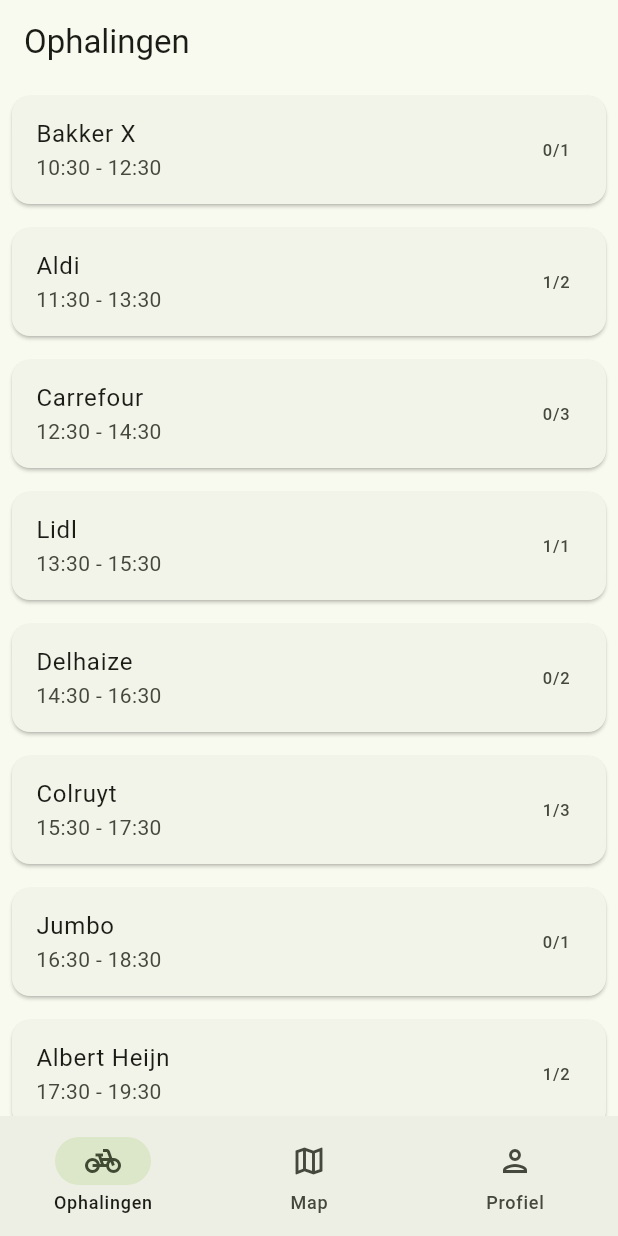
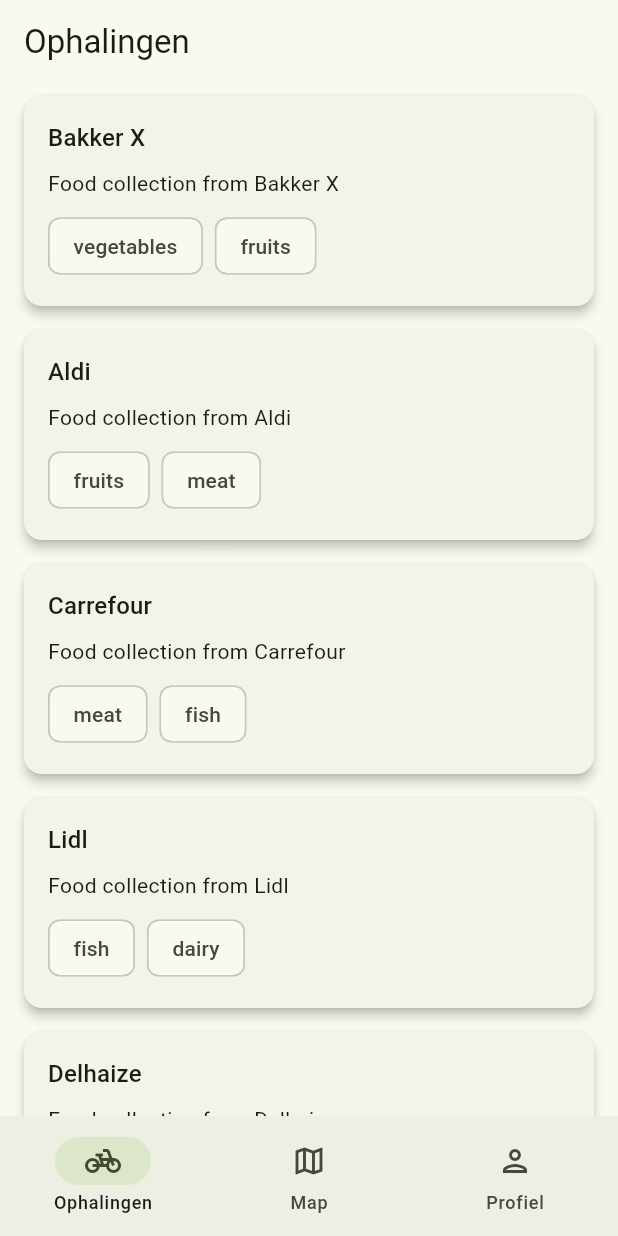
Before and after one commit to weAreHackaton/hackaton2025_6, a Flutter app: the screen it shows after launch, on a phone screen of 412 x 824 dp. Run offline on Flutter 3.47's test engine with Material 3 defaults, Android fonts, the phone set to English and light mode, and no system bars; our stand-ins replace equatable, flutter_map, latlong2.

Commit message:
infocards - to do: emoji

```diff
--- a/lib/ophalingen/views/InfoCard.dart
+++ b/lib/ophalingen/views/InfoCard.dart
@@ -23,9 +23,9 @@
         child: Column(
           crossAxisAlignment: CrossAxisAlignment.start,
           children: [
-            Text('Adres: $address', style: Theme.of(context).textTheme.titleMedium),
+            Text('$address', style: Theme.of(context).textTheme.titleMedium),
             const SizedBox(height: 8),
-            Text('Beschrijving: $description'),
+            Text('$description'),
             const SizedBox(height: 8),
             if (tags.isNotEmpty)
               Wrap(
--- a/lib/ophalingen/views/ophalingen_page.dart
+++ b/lib/ophalingen/views/ophalingen_page.dart
@@ -4,6 +4,7 @@
 import 'package:intl/intl.dart';
 
 import 'detail_page.dart';
+import 'InfoCard.dart';
 
 class OphalingenPage extends StatelessWidget {
   const OphalingenPage({super.key});
@@ -67,14 +68,7 @@
         itemCount: ophalingen.length,
         itemBuilder: (context, index) {
           final ophaling = ophalingen[index];
-          return Card(
-            margin: const EdgeInsets.all(8.0),
-            child: ListTile(
-              title: Text(ophaling.user.name),
-              subtitle: Text(
-                '${DateFormat('HH:mm').format(ophaling.start)} - ${DateFormat('HH:mm').format(ophaling.end)}',
-              ),
-              trailing: Text('${ophaling.currentVolunteers}/${ophaling.maxVolunteers}'),
+          return GestureDetector(
             onTap: () {
               Navigator.push(
                 context,
@@ -83,6 +77,10 @@
                 ),
               );
             },
+            child: InfoCard(
+              address: ophaling.user.name,
+              description: ophaling.description,
+              tags: ophaling.foodtypes.map((type) => type.name).toList(),
             ),
           );
         },
```
Lines whose indentation alone changed are shown as unchanged.
